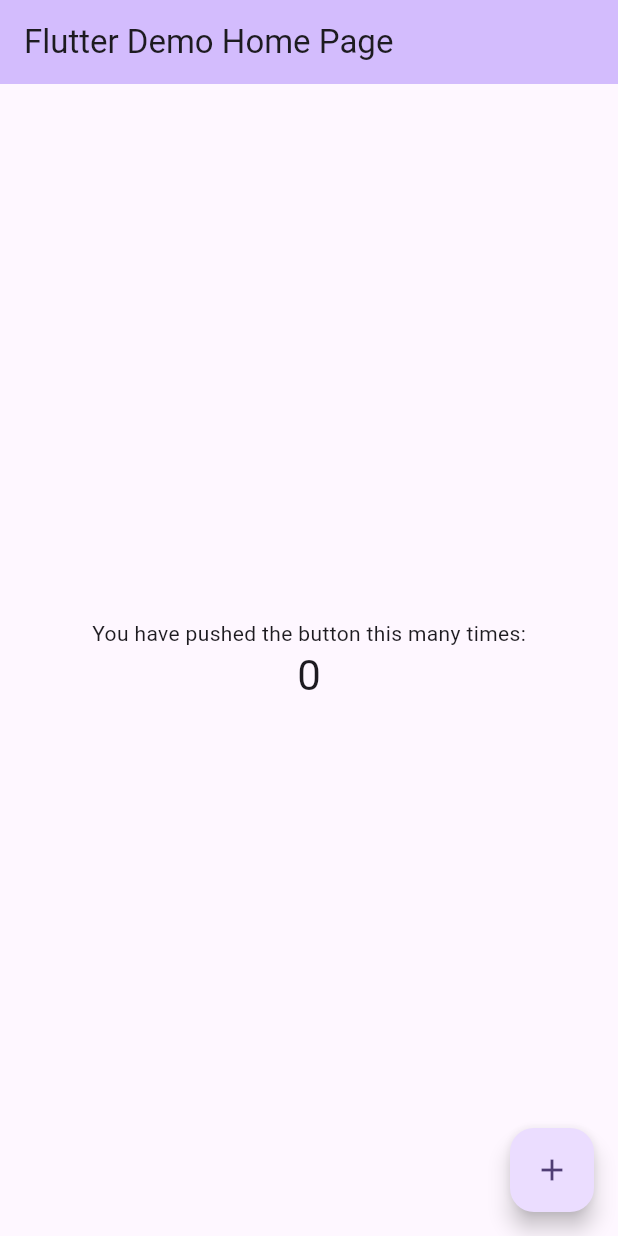
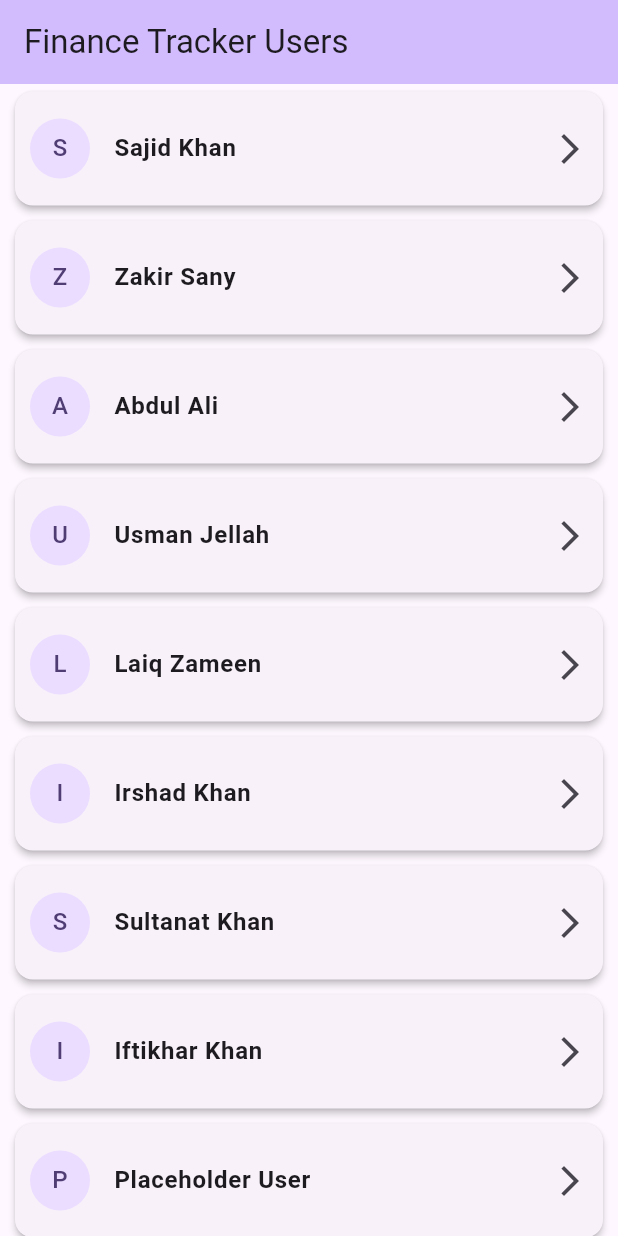
Before and after one commit to could-ai/019a5617-3208-7e22-8441-a5e2cb7bcce0, a Flutter app: the screen it shows after launch, on a phone screen of 412 x 824 dp. Run offline on Flutter 3.47's test engine with Material 3 defaults, Android fonts, the phone set to English and light mode, and no system bars.

Commit message:
Refactored main.dart to set up the basic application structure. It now initializes the app with a `MaterialApp` and sets the home screen to `UserSelectionScreen`. The default counter app code has been completely removed to make way for the new finance tracker functionality.; Created a new `Transaction` model in `lib/models.dart` to represent the data structure for financial transactions. This model includes all the fields specified in the user request, such as date, giver, receiver, amounts in SR and PKR, transaction types, and remarks. A `userName` field was added to associate each transaction with a specific user.; Created the `UserSelectionScreen` to serve as the app's home page. This screen displays a list of the nine users. Tapping on a user's name navigates to their respective `TransactionScreen`. This screen sets up the primary navigation flow for the application.; Created the `TransactionScreen` which will display a list of transactions for a selected user. It currently shows a placeholder message as there is no data yet. A Floating Action Button has been added as a placeholder for adding new transactions, laying the groundwork for future functionality.

```diff
--- a/usr/lib/main.dart
+++ b/usr/lib/main.dart
@@ -1,4 +1,5 @@
 import 'package:flutter/material.dart';
+import 'package:couldai_user_app/screens/user_selection_screen.dart';
 
 void main() {
   runApp(const MyApp());
@@ -7,114 +8,16 @@ void main() {
 class MyApp extends StatelessWidget {
   const MyApp({super.key});
 
-  // This widget is the root of your application.
   @override
   Widget build(BuildContext context) {
     return MaterialApp(
-      title: 'Flutter Demo',
+      title: 'Finance Tracker',
       debugShowCheckedModeBanner: false,
       theme: ThemeData(
-        // This is the theme of your application.
-        //
-        // TRY THIS: Try running your application with "flutter run". You'll see
-        // the application has a purple toolbar. Then, without quitting the app,
-        // try changing the seedColor in the colorScheme below to Colors.green
-        // and then invoke "hot reload" (save your changes or press the "hot
-        // reload" button in a Flutter-supported IDE, or press "r" if you used
-        // the command line to start the app).
-        //
-        // Notice that the counter didn't reset back to zero; the application
-        // state is not lost during the reload. To reset the state, use hot
-        // restart instead.
-        //
-        // This works for code too, not just values: Most code changes can be
-        // tested with just a hot reload.
         colorScheme: ColorScheme.fromSeed(seedColor: Colors.deepPurple),
+        useMaterial3: true,
       ),
-      home: const MyHomePage(title: 'Flutter Demo Home Page'),
+      home: const UserSelectionScreen(),
     );
   }
 }
-
-class MyHomePage extends StatefulWidget {
-  const MyHomePage({super.key, required this.title});
-
-  // This widget is the home page of your application. It is stateful, meaning
-  // that it has a State object (defined below) that contains fields that affect
-  // how it looks.
-
-  // This class is the configuration for the state. It holds the values (in this
-  // case the title) provided by the parent (in this case the App widget) and
-  // used by the build method of the State. Fields in a Widget subclass are
-  // always marked "final".
-
-  final String title;
-
-  @override
-  State<MyHomePage> createState() => _MyHomePageState();
-}
-
-class _MyHomePageState extends State<MyHomePage> {
-  int _counter = 0;
-
-  void _incrementCounter() {
-    setState(() {
-      // This call to setState tells the Flutter framework that something has
-      // changed in this State, which causes it to rerun the build method below
-      // so that the display can reflect the updated values. If we changed
-      // _counter without calling setState(), then the build method would not be
-      // called again, and so nothing would appear to happen.
-      _counter++;
-    });
-  }
-
-  @override
-  Widget build(BuildContext context) {
-    // This method is rerun every time setState is called, for instance as done
-    // by the _incrementCounter method above.
-    //
-    // The Flutter framework has been optimized to make rerunning build methods
-    // fast, so that you can just rebuild anything that needs updating rather
-    // than having to individually change instances of widgets.
-    return Scaffold(
-      appBar: AppBar(
-        // TRY THIS: Try changing the color here to a specific color (to
-        // Colors.amber, perhaps?) and trigger a hot reload to see the AppBar
-        // change color while the other colors stay the same.
-        backgroundColor: Theme.of(context).colorScheme.inversePrimary,
-        // Here we take the value from the MyHomePage object that was created by
-        // the App.build method, and use it to set our appbar title.
-        title: Text(widget.title),
-      ),
-      body: Center(
-        // Center is a layout widget. It takes a single child and positions it
-        // in the middle of the parent.
-        child: Column(
-          // Column is also a layout widget. It takes a list of children and
-          // arranges them vertically. By default, it sizes itself to fit its
-          // children horizontally, and tries to be as tall as its parent.
-          //
-          // Column has various properties to control how it sizes itself and
-          // how it positions its children. Here we use mainAxisAlignment to
-          // center the children vertically; the main axis here is the vertical
-          // axis because Columns are vertical (the cross axis would be
-          // horizontal).
-          //
-          // TRY THIS: Invoke "debug painting" (choose the "Toggle Debug Paint"
-          // action in the IDE, or press "p" in the console), to see the
-          // wireframe for each widget.
-          mainAxisAlignment: MainAxisAlignment.center,
-          children: <Widget>[
-            const Text('You have pushed the button this many times:'),
-            Text('$_counter', style: Theme.of(context).textTheme.headlineMedium),
-          ],
-        ),
-      ),
-      floatingActionButton: FloatingActionButton(
-        onPressed: _incrementCounter,
-        tooltip: 'Increment',
-        child: const Icon(Icons.add),
-      ), // This trailing comma makes auto-formatting nicer for build methods.
-    );
-  }
-}
--- /dev/null
+++ b/usr/lib/screens/user_selection_screen.dart
@@ -0,0 +1,54 @@
+import 'package:flutter/material.dart';
+import './transaction_screen.dart';
+
+class UserSelectionScreen extends StatelessWidget {
+  const UserSelectionScreen({super.key});
+
+  final List<String> users = const [
+    'Sajid Khan',
+    'Zakir Sany',
+    'Abdul Ali',
+    'Usman Jellah',
+    'Laiq Zameen',
+    'Irshad Khan',
+    'Sultanat Khan',
+    'Iftikhar Khan',
+    'Placeholder User',
+  ];
+
+  @override
+  Widget build(BuildContext context) {
+    return Scaffold(
+      appBar: AppBar(
+        title: const Text('Finance Tracker Users'),
+        backgroundColor: Theme.of(context).colorScheme.inversePrimary,
+      ),
+      body: ListView.builder(
+        itemCount: users.length,
+        itemBuilder: (context, index) {
+          final user = users[index];
+          return Card(
+            elevation: 2,
+            margin: const EdgeInsets.symmetric(horizontal: 10, vertical: 5),
+            child: ListTile(
+              contentPadding: const EdgeInsets.all(10),
+              leading: CircleAvatar(
+                child: Text(user.isNotEmpty ? user[0] : 'U'),
+              ),
+              title: Text(user, style: const TextStyle(fontWeight: FontWeight.bold)),
+              trailing: const Icon(Icons.arrow_forward_ios),
+              onTap: () {
+                Navigator.push(
+                  context,
+                  MaterialPageRoute(
+                    builder: (context) => TransactionScreen(userName: user),
+                  ),
+                );
+              },
+            ),
+          );
+        },
+      ),
+    );
+  }
+}
```
Also changed, not shown: usr/lib/models.dart (added, +25 -0 lines), usr/lib/screens/transaction_screen.dart (added, +59 -0 lines).
